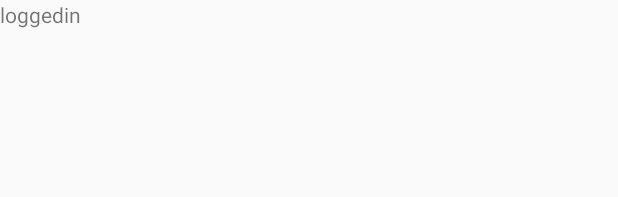
After one commit to williamxyshi/share-the-JUMPscare, an Android app: the layout fragment_logged_in.xml on its own in the app's theme, with its tools: preview values and no code run, on a phone screen of 412 x 824 dp. The commit adds this screen. Shown: the top 197 px of the screen. Run offline under Robolectric (Android 15) with nearby library versions, the phone set to English and light mode, and no system bars; network calls fail.

Commit message:
adding loggedIN empire

```diff
--- a/noJUMPscares-android/app/src/main/java/com/williamxyshi/njsandroid/fragments/LoginFragment.kt
+++ b/noJUMPscares-android/app/src/main/java/com/williamxyshi/njsandroid/fragments/LoginFragment.kt
@@ -7,7 +7,9 @@ import android.view.View
 import android.view.ViewGroup
 import android.widget.Button
 import android.widget.TextView
+import android.widget.Toast
 import androidx.fragment.app.Fragment
+import androidx.lifecycle.Observer
 import androidx.lifecycle.ViewModelProviders
 import com.williamxyshi.njsandroid.R
 import com.williamxyshi.njsandroid.utils.WebServerAccessObject
@@ -47,7 +49,10 @@ class LoginFragment : Fragment() {
     private fun initialize(){
         vm = ViewModelProviders.of(activity?:return).get(MainActivityViewModel::class.java)
 
+        vm.failedToLogIn.observe(this, Observer {
+            Toast.makeText(context, it, Toast.LENGTH_LONG).show()
 
+        })
 
     }
 
--- a/noJUMPscares-android/app/src/main/java/com/williamxyshi/njsandroid/models/LoginInfo.kt
+++ b/noJUMPscares-android/app/src/main/java/com/williamxyshi/njsandroid/models/retrofitmodels/LoginInfo.kt
@@ -1,4 +1,4 @@
-package com.williamxyshi.njsandroid.models
+package com.williamxyshi.njsandroid.models.retrofitmodels
 
 import com.google.gson.annotations.SerializedName
 
--- a/noJUMPscares-android/app/src/main/java/com/williamxyshi/njsandroid/models/TokenModel.kt
+++ b/noJUMPscares-android/app/src/main/java/com/williamxyshi/njsandroid/models/retrofitmodels/TokenModel.kt
@@ -1,4 +1,4 @@
-package com.williamxyshi.njsandroid.models
+package com.williamxyshi.njsandroid.models.retrofitmodels
 
 object TokenModel {
     data class Result (val token: String)
--- a/noJUMPscares-android/app/src/main/java/com/williamxyshi/njsandroid/viewmodels/MainActivityViewModel.kt
+++ b/noJUMPscares-android/app/src/main/java/com/williamxyshi/njsandroid/viewmodels/MainActivityViewModel.kt
@@ -3,6 +3,7 @@ package com.williamxyshi.njsandroid.viewmodels
 import android.app.Application
 import androidx.lifecycle.AndroidViewModel
 import androidx.lifecycle.MutableLiveData
+import com.williamxyshi.njsandroid.models.User
 
 
 class MainActivityViewModel(application: Application): AndroidViewModel(application) {
@@ -12,6 +13,10 @@ class MainActivityViewModel(application: Application): AndroidViewModel(applicat
 
 
     var userToken: MutableLiveData<String> = MutableLiveData()
+
+    var failedToLogIn: MutableLiveData<String> = MutableLiveData()
+
+    var user: MutableLiveData<User> = MutableLiveData()
 
 
     var userPassword:String = ""
--- /dev/null
+++ b/noJUMPscares-android/app/src/main/res/layout/fragment_logged_in.xml
@@ -0,0 +1,11 @@
+<?xml version="1.0" encoding="utf-8"?>
+<androidx.constraintlayout.widget.ConstraintLayout xmlns:android="http://schemas.android.com/apk/res/android"
+    android:orientation="vertical" android:layout_width="match_parent"
+    android:layout_height="match_parent">
+
+    <TextView
+        android:layout_width="wrap_content"
+        android:layout_height="wrap_content"
+        android:text="loggedin"/>
+
+</androidx.constraintlayout.widget.ConstraintLayout>
```
Also changed, not shown: noJUMPscares-android/app/src/main/java/com/williamxyshi/njsandroid/MainActivity.kt (+34 -0 lines), noJUMPscares-android/app/src/main/java/com/williamxyshi/njsandroid/fragments/LoggedInFragment.kt (added, +34 -0 lines), noJUMPscares-android/app/src/main/java/com/williamxyshi/njsandroid/models/User.kt (added, +11 -0 lines), noJUMPscares-android/app/src/main/java/com/williamxyshi/njsandroid/models/retrofitmodels/UserModel.kt (added, +10 -0 lines), noJUMPscares-android/app/src/main/java/com/williamxyshi/njsandroid/utils/NJSApiService.kt (+6 -2 lines), noJUMPscares-android/app/src/main/java/com/williamxyshi/njsandroid/utils/WebServerAccessObject.kt (+27 -3 lines), noJUMPscares-android/app/src/main/res/menu/bottom_navigation_menu.xml (+15 -1 lines).
